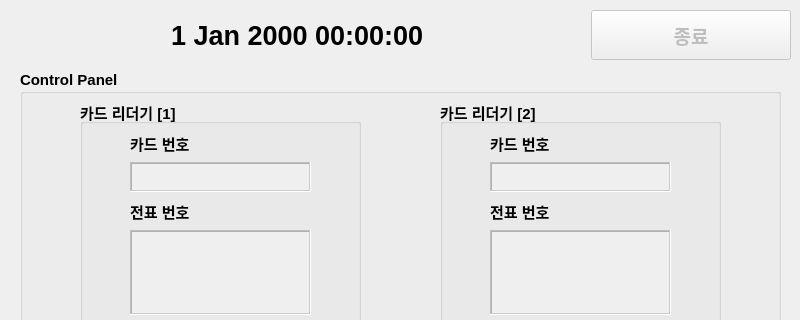
First picture: the form in Main Program/main_panel.ui, repository einsteins1218/Raspberry_pyCardReader, before the edit; both pictures show x 0 to 800 and y 0 to 320 of the 800 by 480 pixel window.
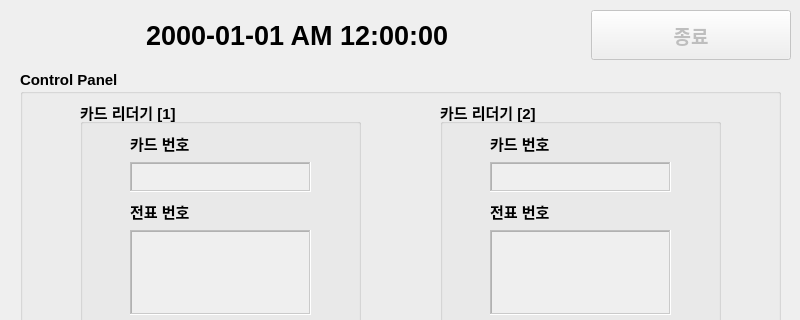
Second picture: the form after the edit. The open tabs and pages were chosen to show the change.

Commit message: UI 2번째 페이지 시간표시 (초)까지 이루어 지도록 수정

The edit to the form file:
```diff
--- a/Main Program/main_panel.ui
+++ b/Main Program/main_panel.ui
@@ -577,6 +577,9 @@
          <property name="currentSection">
           <enum>QDateTimeEdit::YearSection</enum>
          </property>
+         <property name="displayFormat">
+          <string>yyyy-MM-dd AP hh:mm:ss</string>
+         </property>
          <property name="calendarPopup">
           <bool>false</bool>
          </property>
```
Left out of the diff: 2 changed lines with no effect on the pictures.
